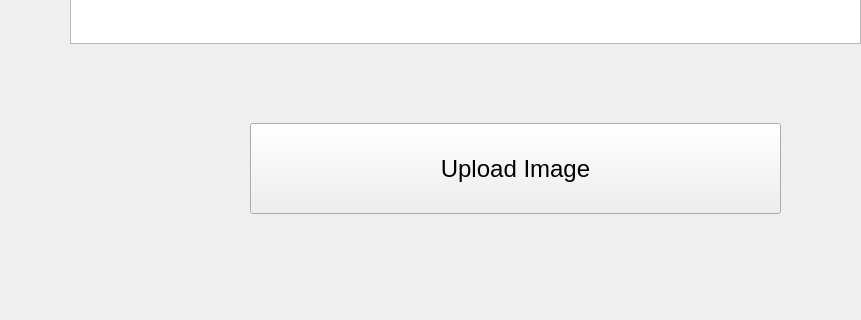
The window that src/ColonyCounter/form.ui (Andrewmh71/colony-capstone) describes before a commit, drawn with Qt 5; both pictures show x 0 to 861 and y 506 to 826 of the 1282 by 826 pixel window.
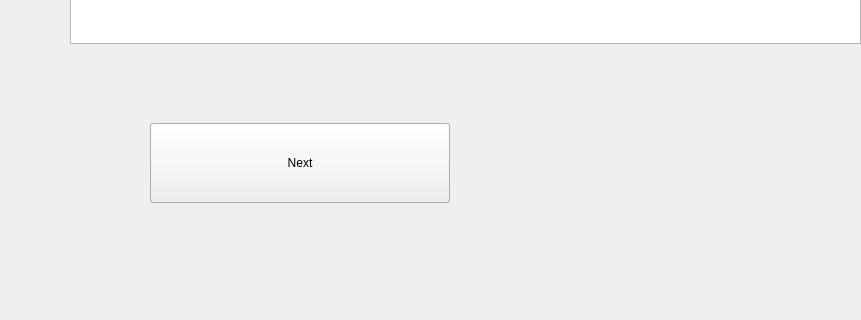
The same window after the commit.

Commit message: allowed heic files, batch upload, batch iteration, and updated ui to have a 'next' button

Patch:
```diff
--- a/src/ColonyCounter/form.ui
+++ b/src/ColonyCounter/form.ui
@@ -17,10 +17,10 @@
    <widget class="QPushButton" name="uploadButton">
     <property name="geometry">
      <rect>
-      <x>250</x>
+      <x>150</x>
       <y>610</y>
-      <width>531</width>
-      <height>91</height>
+      <width>300</width>
+      <height>80</height>
      </rect>
     </property>
     <property name="font">
@@ -81,6 +81,19 @@
      <string>Save</string>
     </property>
    </widget>
+   <widget class="QPushButton" name="nextButton">
+    <property name="geometry">
+      <rect>
+      <x>150</x>
+      <y>610</y>
+      <width>300</width>
+      <height>80</height>
+     </rect>
+    </property>
+    <property name="text">
+     <string>Next</string>
+    </property>
+   </widget>
   </widget>
   <widget class="QStatusBar" name="statusbar"/>
   <widget class="QMenuBar" name="menubar">
```
The commit also changes 2 other files.
